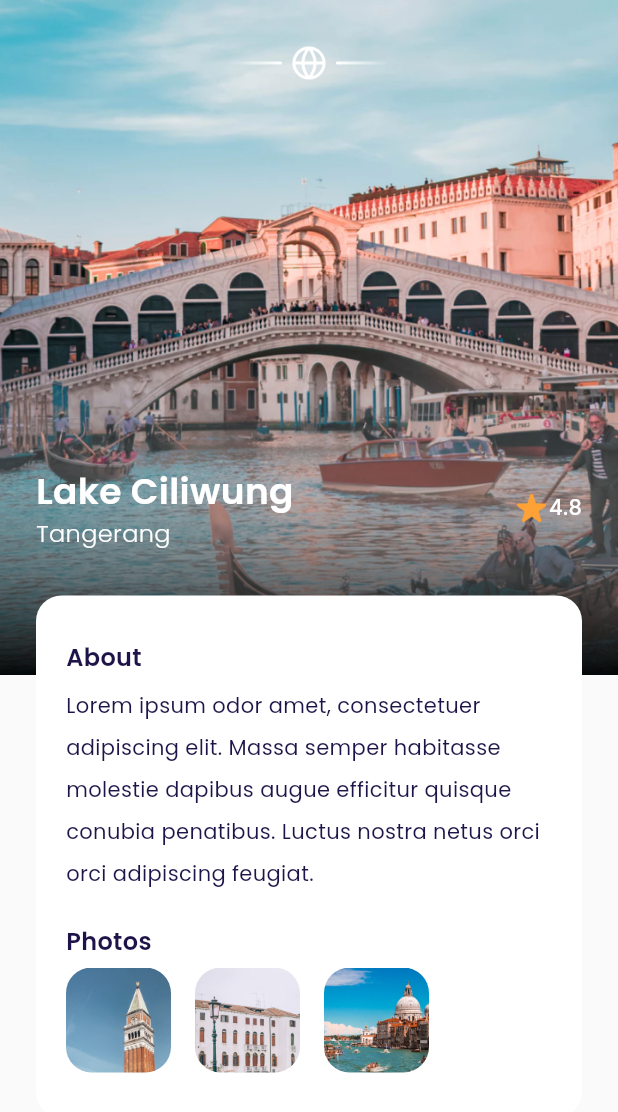
After one commit to Jerry2204/airplane-mobile-flutter, a Flutter app: the MainPage screen opened by its route, after a tap on "4.8", on a phone screen of 412 x 824 dp. The commit adds this screen. Shown: the top 1112 px of the screen. Run offline on Flutter 3.47's test engine with Material 3 defaults, Android fonts, the phone set to English and light mode, and no system bars; our stand-ins replace firebase_core, google_fonts; accounts and stored records are empty.

Commit message:
create widget photo item for detail pagfe

```diff
--- /dev/null
+++ b/lib/ui/pages/detail_page.dart
@@ -0,0 +1,211 @@
+import 'package:airplane/shared/theme.dart';
+import 'package:airplane/ui/widgets/photo_item.dart';
+import 'package:flutter/material.dart';
+
+class DetailPage extends StatelessWidget {
+  const DetailPage({super.key});
+
+  @override
+  Widget build(BuildContext context) {
+    Widget backgroundImage() {
+      return Container(
+        width: double.infinity,
+        height: 450,
+        decoration: BoxDecoration(
+          image: DecorationImage(
+            fit: BoxFit.cover,
+            image: AssetImage(
+              'assets/image_destination1.png',
+            ),
+          ),
+        ),
+      );
+    }
+
+    Widget customShadow() {
+      return Container(
+        width: double.infinity,
+        height: 214,
+        margin: EdgeInsets.only(
+          top: 236,
+        ),
+        decoration: BoxDecoration(
+          gradient: LinearGradient(
+            begin: Alignment.topCenter,
+            end: Alignment.bottomCenter,
+            colors: [
+              kWhiteColor.withOpacity(0),
+              Colors.black.withOpacity(0.95),
+            ],
+          ),
+        ),
+      );
+    }
+
+    Widget content() {
+      return Container(
+        width: double.infinity,
+        margin: EdgeInsets.symmetric(
+          horizontal: defaultMargin,
+        ),
+        child: Column(
+          children: [
+            // NOTE: EMBLEM
+            Container(
+              width: 108,
+              height: 24,
+              margin: EdgeInsets.only(
+                top: 30,
+              ),
+              decoration: BoxDecoration(
+                image: DecorationImage(
+                  image: AssetImage(
+                    'assets/emblem.png',
+                  ),
+                ),
+              ),
+            ),
+
+            // NOTE: TITLE
+            Container(
+              margin: EdgeInsets.only(
+                top: 256,
+              ),
+              child: Row(
+                children: [
+                  Expanded(
+                    child: Column(
+                      crossAxisAlignment: CrossAxisAlignment.start,
+                      children: [
+                        Text(
+                          'Lake Ciliwung',
+                          style: whiteTextStyle.copyWith(
+                            fontSize: 24,
+                            fontWeight: semiBold,
+                          ),
+                          overflow: TextOverflow.ellipsis,
+                        ),
+                        Text(
+                          'Tangerang',
+                          style: whiteTextStyle.copyWith(
+                            fontSize: 16,
+                            fontWeight: light,
+                          ),
+                        ),
+                      ],
+                    ),
+                  ),
+                  Row(
+                    mainAxisAlignment: MainAxisAlignment.center,
+                    crossAxisAlignment: CrossAxisAlignment.start,
+                    children: [
+                      Container(
+                        width: 20,
+                        height: 20,
+                        margin: EdgeInsets.only(
+                          right: 2,
+                        ),
+                        decoration: BoxDecoration(
+                          image: DecorationImage(
+                            image: AssetImage(
+                              'assets/icon_star.png',
+                            ),
+                          ),
+                        ),
+                      ),
+                      Text(
+                        '4.8',
+                        style: whiteTextStyle.copyWith(
+                          fontWeight: medium,
+                        ),
+                      )
+                    ],
+                  ),
+                ],
+              ),
+            ),
+
+            // NOTE: DESCRIPTION
+            Container(
+              width: double.infinity,
+              margin: EdgeInsets.only(
+                top: 30,
+              ),
+              padding: EdgeInsets.symmetric(
+                horizontal: 20,
+                vertical: 30,
+              ),
+              decoration: BoxDecoration(
+                color: kWhiteColor,
+                borderRadius: BorderRadius.circular(
+                  defaultRadius,
+                ),
+              ),
+              child: Column(
+                crossAxisAlignment: CrossAxisAlignment.start,
+                children: [
+                  // NOTE: ABOUT
+                  Text(
+                    'About',
+                    style: blackTextStyle.copyWith(
+                      fontSize: 16,
+                      fontWeight: semiBold,
+                    ),
+                  ),
+                  SizedBox(
+                    height: 6,
+                  ),
+                  Text(
+                    'Lorem ipsum odor amet, consectetuer adipiscing elit. Massa semper habitasse molestie dapibus augue efficitur quisque conubia penatibus. Luctus nostra netus orci orci adipiscing feugiat.',
+                    style: blackTextStyle.copyWith(
+                      height: 2,
+                    ),
+                  ),
+                  SizedBox(
+                    height: 20,
+                  ),
+
+                  // NOTE: PHOTOS
+                  Text(
+                    'Photos',
+                    style: blackTextStyle.copyWith(
+                      fontSize: 16,
+                      fontWeight: semiBold,
+                    ),
+                  ),
+                  SizedBox(
+                    height: 6,
+                  ),
+                  Row(
+                    children: [
+                      PhotoItem(
+                        imageUrl: 'assets/image_photo1.png',
+                      ),
+                      PhotoItem(
+                        imageUrl: 'assets/image_photo2.png',
+                      ),
+                      PhotoItem(
+                        imageUrl: 'assets/image_photo3.png',
+                      ),
+                    ],
+                  ),
+                ],
+              ),
+            )
+          ],
+        ),
+      );
+    }
+
+    return Scaffold(
+      backgroundColor: kBackgroundColor,
+      body: Stack(
+        children: [
+          backgroundImage(),
+          customShadow(),
+          content(),
+        ],
+      ),
+    );
+  }
+}
--- a/lib/ui/widgets/destination_card.dart
+++ b/lib/ui/widgets/destination_card.dart
@@ -1,4 +1,5 @@
 import 'package:airplane/shared/theme.dart';
+import 'package:airplane/ui/pages/detail_page.dart';
 import 'package:flutter/material.dart';
 
 class DestinationCard extends StatelessWidget {
@@ -17,7 +18,16 @@ class DestinationCard extends StatelessWidget {
 
   @override
   Widget build(BuildContext context) {
-    return Container(
+    return GestureDetector(
+      onTap: () {
+        Navigator.push(
+          context,
+          MaterialPageRoute(
+            builder: (context) => DetailPage(),
+          ),
+        );
+      },
+      child: Container(
         width: 200,
         height: 323,
         margin: EdgeInsets.only(
@@ -120,6 +130,7 @@ class DestinationCard extends StatelessWidget {
             )
           ],
         ),
+      ),
     );
   }
 }
--- /dev/null
+++ b/lib/ui/widgets/photo_item.dart
@@ -0,0 +1,33 @@
+import 'package:airplane/shared/theme.dart';
+import 'package:flutter/material.dart';
+
+class PhotoItem extends StatelessWidget {
+  final String imageUrl;
+
+  const PhotoItem({
+    super.key,
+    required this.imageUrl,
+  });
+
+  @override
+  Widget build(BuildContext context) {
+    return Container(
+      width: 70,
+      height: 70,
+      margin: EdgeInsets.only(
+        right: 16,
+      ),
+      decoration: BoxDecoration(
+        borderRadius: BorderRadius.circular(
+          defaultRadius,
+        ),
+        image: DecorationImage(
+          fit: BoxFit.cover,
+          image: AssetImage(
+            imageUrl,
+          ),
+        ),
+      ),
+    );
+  }
+}
```
Lines whose indentation alone changed are shown as unchanged.
